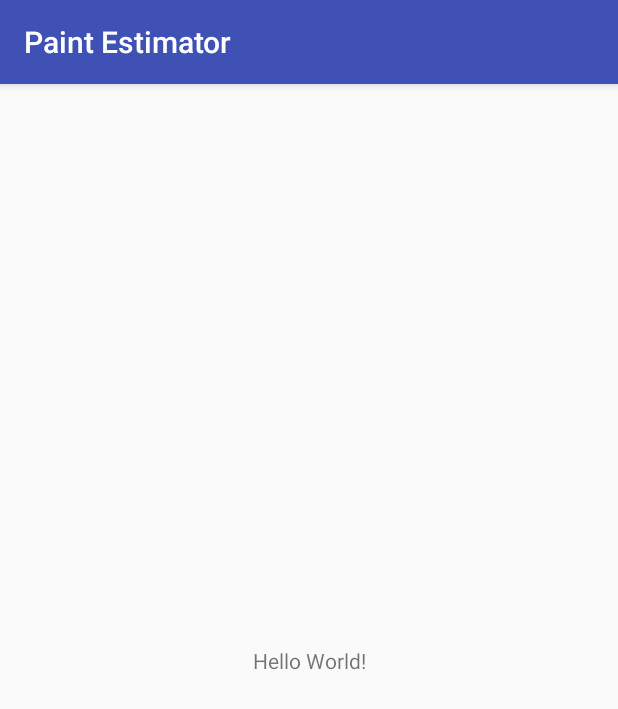
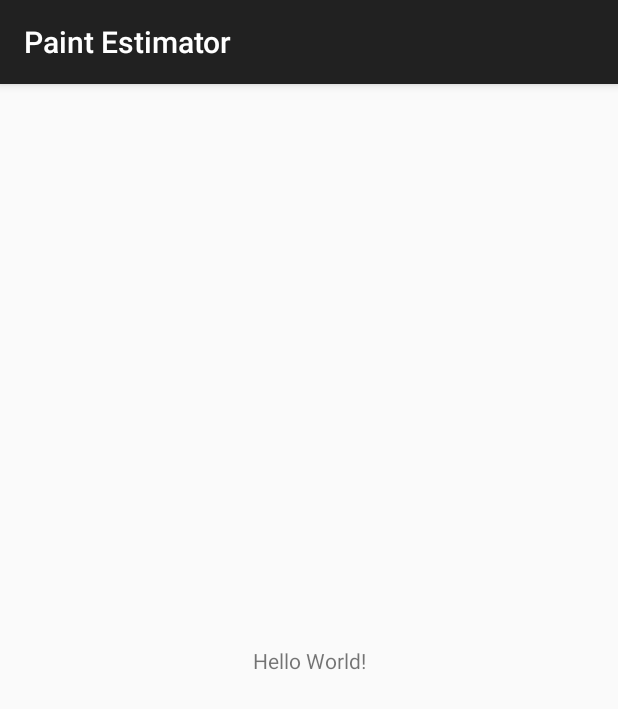
Before and after one commit to OrangeCoastCollege-CS272/Paint-Estimator, an Android app: the screen it shows after launch (MainActivity), on a phone screen of 412 x 824 dp. Shown: the top 709 px of the screen. Run offline under Robolectric (Android 15) with nearby library versions, the phone set to English and light mode, and no system bars.

Commit message:
Add resources

```diff
--- a/app/src/main/res/values/colors.xml
+++ b/app/src/main/res/values/colors.xml
@@ -1,6 +1,6 @@
 <?xml version="1.0" encoding="utf-8"?>
 <resources>
-    <color name="colorPrimary">#3F51B5</color>
-    <color name="colorPrimaryDark">#303F9F</color>
-    <color name="colorAccent">#FF4081</color>
+    <color name="colorPrimary">#212121</color>
+    <color name="colorPrimaryDark">#000000</color>
+    <color name="colorAccent">#009688</color>
 </resources>
```
Also changed, not shown: app/src/main/res/values/strings.xml (+42 -0 lines), app/src/main/res/drawable/ic_paint_estimator.png (added), app/src/main/res/drawable/paintbackground.png (added).
